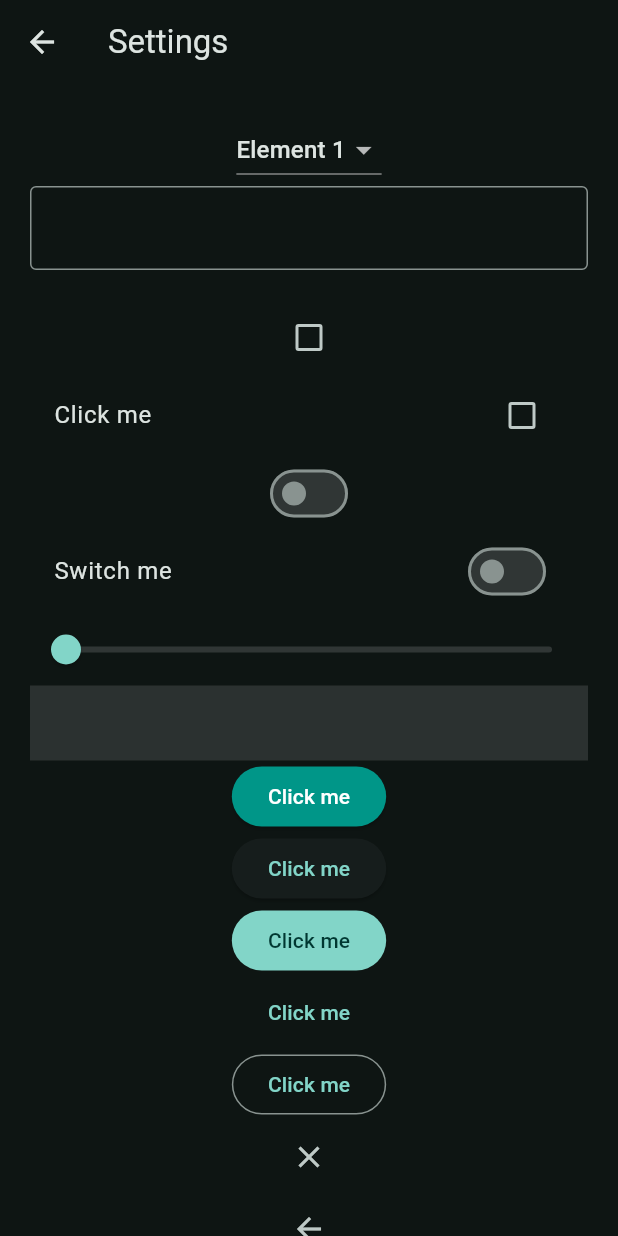
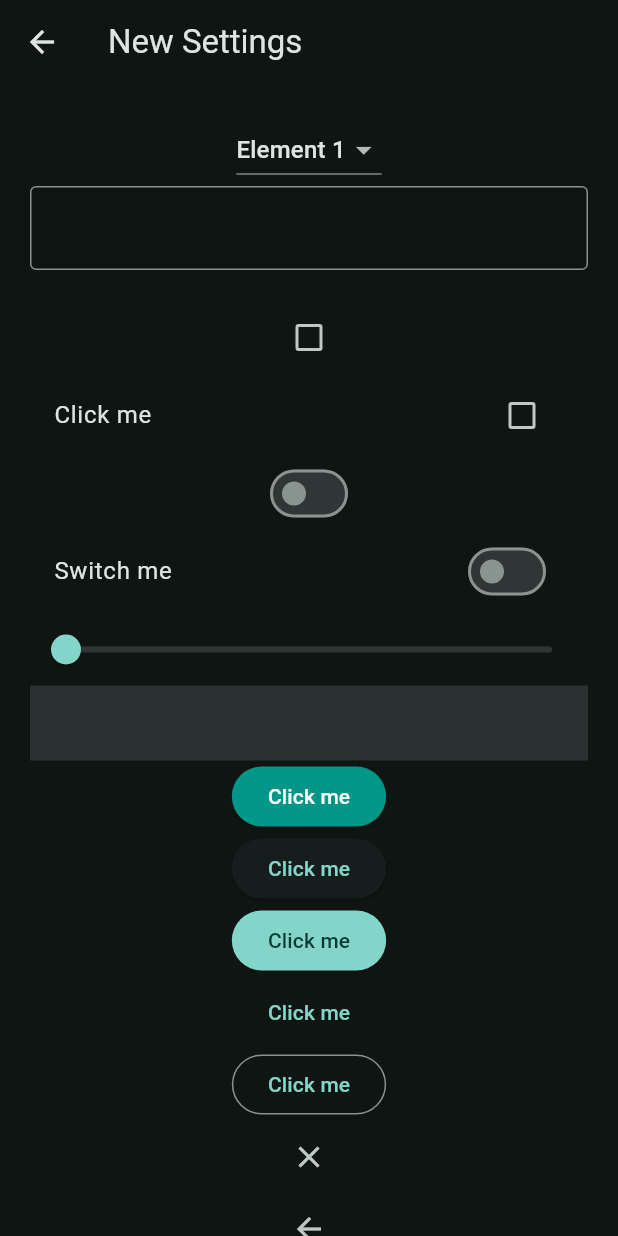
Before and after one commit to jack-gitundu/flutter_app, a Flutter app: the screen it shows after launch, after a tap on the "settings" icon, on a phone screen of 412 x 824 dp. Run offline on Flutter 3.47's test engine with Material 3 defaults, Android fonts, the phone set to English and light mode, and no system bars.

Commit message:
pass data between screens

```diff
--- a/lib/views/pages/settings_page.dart
+++ b/lib/views/pages/settings_page.dart
@@ -1,7 +1,12 @@
 import 'package:flutter/material.dart';
 
 class SettingsPage extends StatefulWidget {
-  const SettingsPage({super.key});
+  const SettingsPage({
+    super.key,
+    required this.title,
+  });
+
+  final String title;
 
   @override
   State<SettingsPage> createState() => _SettingsPageState();
@@ -18,10 +23,7 @@ class _SettingsPageState extends State<SettingsPage> {
   Widget build(BuildContext context) {
     return Scaffold(
       appBar: AppBar(
-        title: Text('Settings'),
-        leading: BackButton(onPressed: () {
-          Navigator.pop(context);
-        },),
+        title: Text(widget.title),
       ),
       body: SingleChildScrollView(
         child: Padding(
--- a/lib/views/widget_tree.dart
+++ b/lib/views/widget_tree.dart
@@ -6,10 +6,7 @@ import 'package:flutter_app/views/pages/settings_page.dart';
 
 import 'widgets/navbar_widget.dart';
 
-List<Widget> pages = [
-  HomePage(),
-  ProfilePage()
-];
+List<Widget> pages = [HomePage(), ProfilePage()];
 
 class WidgetTree extends StatelessWidget {
   const WidgetTree({super.key});
@@ -39,7 +36,9 @@ class WidgetTree extends StatelessWidget {
                 context,
                 MaterialPageRoute(
                   builder: (context) {
-                    return SettingsPage();
+                    return SettingsPage(
+                      title: 'New Settings',
+                    );
                   },
                 ),
               );
```
